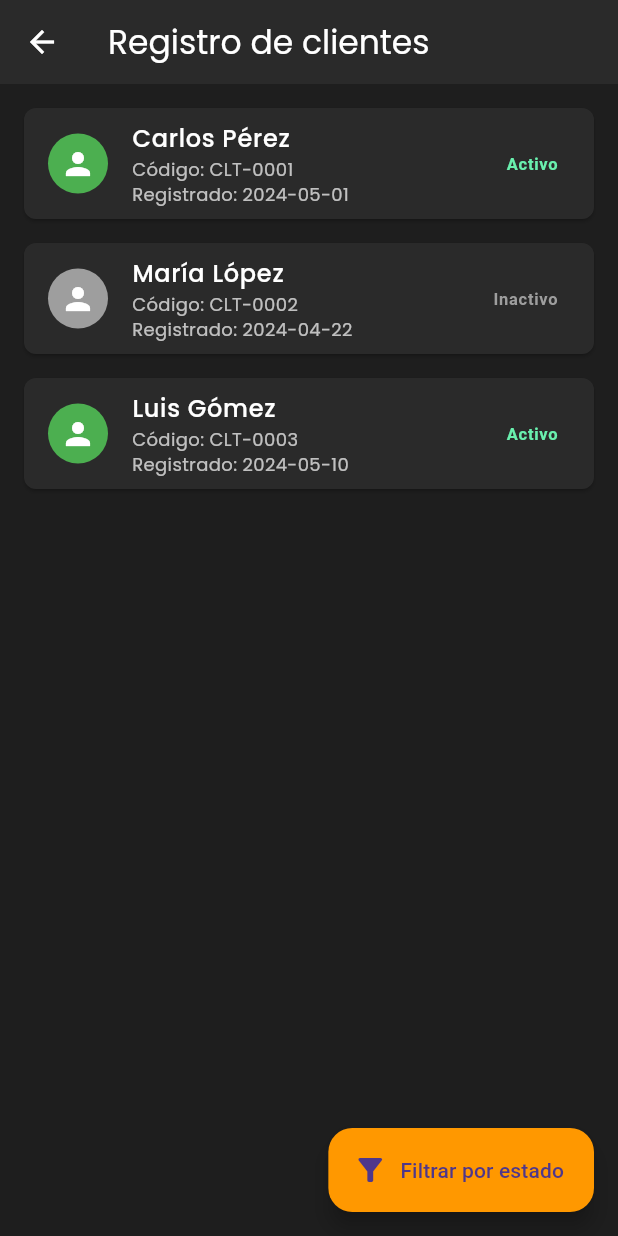
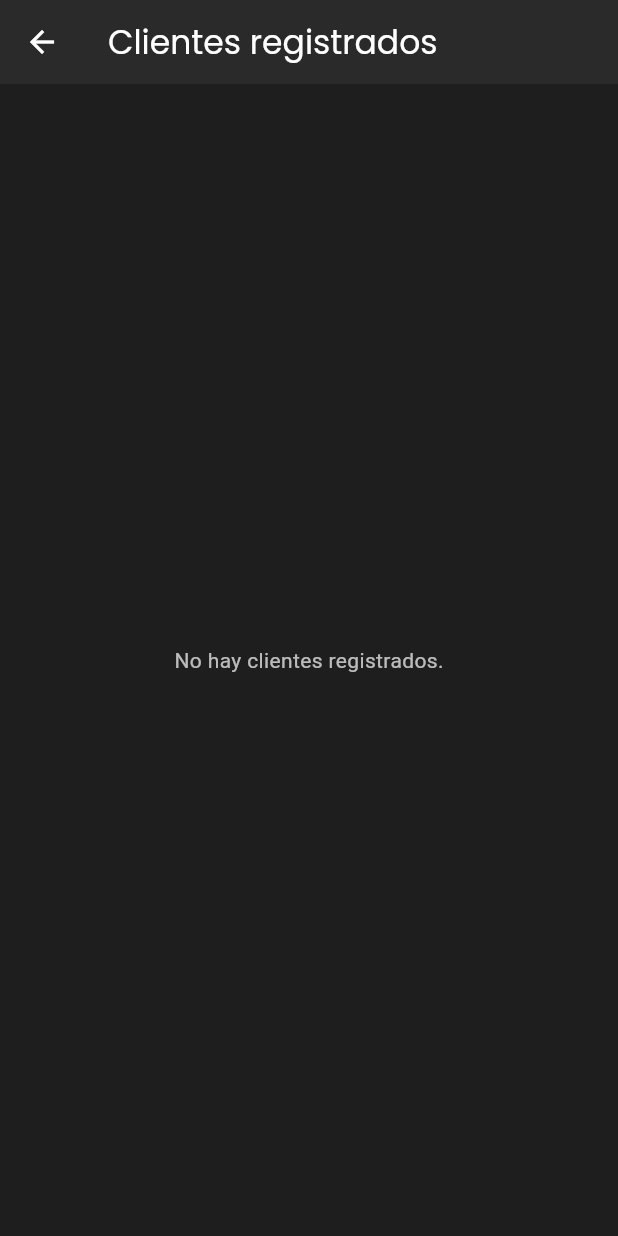
Before and after one commit to AlejandroH7/ProyectoFinalProgramacionIII, a Flutter app: the RegistroClientesPage screen opened directly, on a phone screen of 412 x 824 dp. Run offline on Flutter 3.47's test engine with Material 3 defaults, Android fonts, the phone set to English and light mode, and no system bars; our stand-ins replace google_fonts, sqflite; accounts and stored records are empty.

Commit message:
Pantalla registro de clientes actualizada

```diff
--- a/fitmanager/lib/presentation/pages/registro_clientes_page.dart
+++ b/fitmanager/lib/presentation/pages/registro_clientes_page.dart
@@ -1,30 +1,32 @@
 import 'package:flutter/material.dart';
 import 'package:google_fonts/google_fonts.dart';
+import 'package:fitmanager/data/models/cliente_model.dart';
+import 'package:fitmanager/data/repositories/cliente_repository.dart';
 
-class RegistroClientesPage extends StatelessWidget {
+class RegistroClientesPage extends StatefulWidget {
   const RegistroClientesPage({super.key});
 
-  // Lista simulada de clientes
-  final List<Map<String, String>> clientes = const [
-    {
-      'codigo': 'CLT-0001',
-      'nombre': 'Carlos Pérez',
-      'estado': 'Activo',
-      'fechaRegistro': '2024-05-01',
-    },
-    {
-      'codigo': 'CLT-0002',
-      'nombre': 'María López',
-      'estado': 'Inactivo',
-      'fechaRegistro': '2024-04-22',
-    },
-    {
-      'codigo': 'CLT-0003',
-      'nombre': 'Luis Gómez',
-      'estado': 'Activo',
-      'fechaRegistro': '2024-05-10',
-    },
-  ];
+  @override
+  State<RegistroClientesPage> createState() => _RegistroClientesPageState();
+}
+
+class _RegistroClientesPageState extends State<RegistroClientesPage> {
+  List<Cliente> clientes = [];
+  bool cargando = true;
+
+  @override
+  void initState() {
+    super.initState();
+    _cargarClientes();
+  }
+
+  Future<void> _cargarClientes() async {
+    final lista = await ClienteRepository().obtenerClientes();
+    setState(() {
+      clientes = lista;
+      cargando = false;
+    });
+  }
 
   @override
   Widget build(BuildContext context) {
@@ -33,60 +35,54 @@ class RegistroClientesPage extends StatelessWidget {
       appBar: AppBar(
         backgroundColor: const Color(0xFF2A2A2A),
         title: Text(
-          'Registro de clientes',
+          'Clientes registrados',
           style: GoogleFonts.poppins(color: Colors.white),
         ),
         iconTheme: const IconThemeData(color: Colors.white),
       ),
-      floatingActionButton: FloatingActionButton.extended(
-        backgroundColor: const Color(0xFFFF9800),
-        onPressed: () {
-          // Aquí irá la navegación a filtro por estado
-        },
-        label: const Text('Filtrar por estado'),
-        icon: const Icon(Icons.filter_alt),
+      body:
+          cargando
+              ? const Center(
+                child: CircularProgressIndicator(color: Colors.orange),
+              )
+              : clientes.isEmpty
+              ? const Center(
+                child: Text(
+                  'No hay clientes registrados.',
+                  style: TextStyle(color: Colors.white70),
                 ),
-      body: ListView.builder(
+              )
+              : ListView.builder(
                 padding: const EdgeInsets.all(16),
                 itemCount: clientes.length,
                 itemBuilder: (context, index) {
                   final cliente = clientes[index];
                   return Card(
                     color: const Color(0xFF2A2A2A),
-            shape: RoundedRectangleBorder(
-              borderRadius: BorderRadius.circular(8),
+                    margin: const EdgeInsets.only(bottom: 12),
+                    child: ListTile(
+                      leading: const Icon(Icons.person, color: Colors.orange),
+                      title: Text(
+                        cliente.nombre,
+                        style: const TextStyle(color: Colors.white),
                       ),
-            margin: const EdgeInsets.only(bottom: 16),
-            child: ListTile(
-              leading: CircleAvatar(
-                backgroundColor:
-                    cliente['estado'] == 'Activo' ? Colors.green : Colors.grey,
-                child: const Icon(Icons.person, color: Colors.white),
+                      subtitle: Column(
+                        crossAxisAlignment: CrossAxisAlignment.start,
+                        children: [
+                          Text(
+                            'Sexo: ${cliente.sexo}',
+                            style: const TextStyle(color: Colors.white70),
                           ),
-              title: Text(
-                cliente['nombre']!,
-                style: GoogleFonts.poppins(
-                  color: Colors.white,
-                  fontWeight: FontWeight.w500,
+                          Text(
+                            'Teléfono: ${cliente.telefono}',
+                            style: const TextStyle(color: Colors.white70),
                           ),
+                          Text(
+                            'Membresía desde: ${cliente.fechaInicioMembresia}',
+                            style: const TextStyle(color: Colors.white70),
                           ),
-              subtitle: Text(
-                'Código: ${cliente['codigo']}\nRegistrado: ${cliente['fechaRegistro']}',
-                style: GoogleFonts.poppins(color: Colors.white70, fontSize: 12),
+                        ],
                       ),
-              trailing: Text(
-                cliente['estado']!,
-                style: TextStyle(
-                  color:
-                      cliente['estado'] == 'Activo'
-                          ? Colors.greenAccent
-                          : Colors.grey,
-                  fontWeight: FontWeight.bold,
-                ),
-              ),
-              onTap: () {
-                // En el futuro: ver detalle o editar
-              },
                     ),
                   );
                 },
```
Lines whose indentation alone changed are shown as unchanged.
